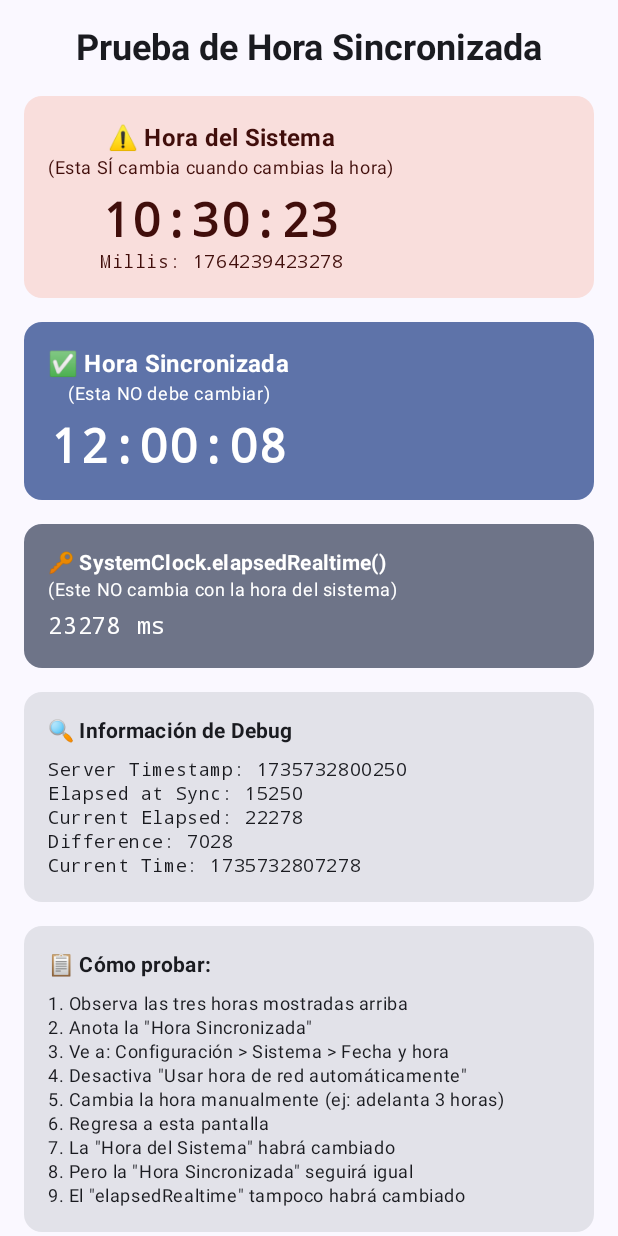
After one commit to AdrianRojas4414/myapplication, an Android app built with Jetpack Compose: the composable TimeTestScreen shown on its own in the app's theme, on a phone screen of 412 x 824 dp. The commit adds this screen. Run offline under Robolectric (Android 15) with nearby library versions, the phone set to English and light mode, and no system bars.

Commit message:
time feature

```diff
--- a/app/src/main/java/com/example/myapplication/MainActivity.kt
+++ b/app/src/main/java/com/example/myapplication/MainActivity.kt
@@ -170,7 +170,8 @@ fun MainApp( navigationViewModel: NavigationViewModel) {
             NavigationDrawer.Profile,
             NavigationDrawer.Dollar,
             NavigationDrawer.Movie,
-            NavigationDrawer.Github
+            NavigationDrawer.Github,
+            NavigationDrawer.TimeTest
         )
         val drawerState =
             rememberDrawerState(initialValue =
--- a/app/src/main/java/com/example/myapplication/features/dollar/presentation/DollarScreen.kt
+++ b/app/src/main/java/com/example/myapplication/features/dollar/presentation/DollarScreen.kt
@@ -26,6 +26,7 @@ import androidx.compose.ui.Alignment
 import androidx.compose.ui.Modifier
 import androidx.compose.ui.unit.dp
 import androidx.navigation.NavController
+import com.example.myapplication.features.time.presentation.SyncedTimeDisplay
 import com.example.myapplication.navigation.Screen
 import org.koin.androidx.compose.koinViewModel
 import java.text.SimpleDateFormat
@@ -43,6 +44,8 @@ fun DollarScreen(navController: NavController,
         horizontalAlignment = Alignment.CenterHorizontally,
         verticalArrangement = Arrangement.Center,
     ) {
+        // Mostrar la hora sincronizada en la parte superior
+        SyncedTimeDisplay(modifier = Modifier.padding(16.dp))
         Text("CAMBIOS DEL DOLAR", style = MaterialTheme.typography.headlineMedium)
         when (val stateValue = state.value) {
             is DollarViewModel.DollarUIState.Error -> Text(stateValue.message)
--- /dev/null
+++ b/app/src/main/java/com/example/myapplication/features/time/data/datasource/TimeLocalDataSource.kt
@@ -0,0 +1,43 @@
+package com.example.myapplication.features.time.data.datasource
+
+import android.content.Context
+import androidx.datastore.preferences.core.edit
+import androidx.datastore.preferences.core.longPreferencesKey
+import androidx.datastore.preferences.preferencesDataStore
+import com.example.myapplication.features.time.domain.model.SyncedTime
+import kotlinx.coroutines.flow.first
+
+val Context.timeDataStore by preferencesDataStore(name = "synced_time_preferences")
+
+class TimeLocalDataSource(private val context: Context) {
+    companion object {
+        private val SERVER_TIMESTAMP = longPreferencesKey("server_timestamp")
+        private val ELAPSED_REALTIME_AT_SYNC = longPreferencesKey("elapsed_realtime_at_sync")
+    }
+
+    suspend fun saveSyncedTime(syncedTime: SyncedTime) {
+        context.timeDataStore.edit { preferences ->
+            preferences[SERVER_TIMESTAMP] = syncedTime.serverTimestamp
+            preferences[ELAPSED_REALTIME_AT_SYNC] = syncedTime.elapsedRealtimeAtSync
+        }
+    }
+
+    suspend fun getSyncedTime(): SyncedTime? {
+        val preferences = context.timeDataStore.data.first()
+
+        val serverTimestamp = preferences[SERVER_TIMESTAMP]
+        val elapsedRealtimeAtSync = preferences[ELAPSED_REALTIME_AT_SYNC]
+
+        return if (serverTimestamp != null && elapsedRealtimeAtSync != null) {
+            SyncedTime(serverTimestamp, elapsedRealtimeAtSync)
+        } else {
+            null
+        }
+    }
+
+    suspend fun clearSyncedTime() {
+        context.timeDataStore.edit { preferences ->
+            preferences.clear()
+        }
+    }
+}
--- /dev/null
+++ b/app/src/main/java/com/example/myapplication/features/time/domain/TimeManager.kt
@@ -0,0 +1,58 @@
+package com.example.myapplication.features.time.domain
+
+import android.os.SystemClock
+import android.util.Log
+import com.example.myapplication.features.time.domain.model.SyncedTime
+import kotlinx.coroutines.flow.MutableStateFlow
+import kotlinx.coroutines.flow.StateFlow
+import kotlinx.coroutines.flow.asStateFlow
+
+/**
+ * Singleton que mantiene la hora sincronizada en memoria
+ * Esto asegura que solo se sincronice una vez por sesión
+ */
+object TimeManager {
+    private var syncedTime: SyncedTime? = null
+    private val _isInitialized = MutableStateFlow(false)
+    val isInitialized: StateFlow<Boolean> = _isInitialized.asStateFlow()
+
+    fun setSyncedTime(time: SyncedTime) {
+        Log.d("TimeManager", "Configurando hora sincronizada: $time")
+        syncedTime = time
+        _isInitialized.value = true
+    }
+
+    fun getCurrentTime(): Long? {
+        val time = syncedTime?.getCurrentSyncedTime()
+        if (time == null) {
+            Log.e("TimeManager", "getCurrentTime() llamado pero syncedTime es null")
+        }
+        return time
+    }
+
+    fun hasSyncedTime(): Boolean {
+        return syncedTime != null
+    }
+
+    fun clear() {
+        Log.d("TimeManager", "Limpiando hora sincronizada")
+        syncedTime = null
+        _isInitialized.value = false
+    }
+
+    // Para debugging
+    fun getDebugInfo(): String {
+        return if (syncedTime != null) {
+            val time = syncedTime!!
+            """
+            Server Timestamp: ${time.serverTimestamp}
+            Elapsed at Sync: ${time.elapsedRealtimeAtSync}
+            Current Elapsed: ${SystemClock.elapsedRealtime()}
+            Difference: ${SystemClock.elapsedRealtime() - time.elapsedRealtimeAtSync}
+            Current Time: ${getCurrentTime()}
+            """.trimIndent()
+        } else {
+            "No synced time available"
+        }
+    }
+}
--- /dev/null
+++ b/app/src/main/java/com/example/myapplication/features/time/domain/model/SyncedTime.kt
@@ -0,0 +1,29 @@
+package com.example.myapplication.features.time.domain.model
+
+import android.os.SystemClock
+import android.util.Log
+
+data class SyncedTime(
+    val serverTimestamp: Long,           // Hora del servidor en milisegundos
+    val elapsedRealtimeAtSync: Long      // SystemClock.elapsedRealtime() cuando se sincronizó
+) {
+    /**
+     * Calcula la hora actual basándose SOLO en el tiempo transcurrido desde el boot
+     * NO usa System.currentTimeMillis() en ningún momento
+     */
+    fun getCurrentSyncedTime(): Long {
+        val currentElapsedRealtime = SystemClock.elapsedRealtime()
+        val millisSinceSync = currentElapsedRealtime - elapsedRealtimeAtSync
+        val result = serverTimestamp + millisSinceSync
+
+        Log.d("SyncedTime", "=================================")
+        Log.d("SyncedTime", "Server timestamp guardado: $serverTimestamp")
+        Log.d("SyncedTime", "ElapsedRealtime guardado: $elapsedRealtimeAtSync")
+        Log.d("SyncedTime", "ElapsedRealtime actual: $currentElapsedRealtime")
+        Log.d("SyncedTime", "Millis transcurridos: $millisSinceSync")
+        Log.d("SyncedTime", "Resultado: $result")
+        Log.d("SyncedTime", "=================================")
+
+        return result
+    }
+}
--- /dev/null
+++ b/app/src/main/java/com/example/myapplication/features/time/domain/repository/ITimeRepository.kt
@@ -0,0 +1,9 @@
+package com.example.myapplication.features.time.domain.repository
+
+import com.example.myapplication.features.time.domain.model.SyncedTime
+
+interface ITimeRepository {
+    suspend fun syncTime(): Result<SyncedTime>
+    suspend fun getSyncedTime(): SyncedTime?
+    suspend fun clearSyncedTime()
+}
--- /dev/null
+++ b/app/src/main/java/com/example/myapplication/features/time/domain/usecases/GetSyncedTimeUseCase.kt
@@ -0,0 +1,20 @@
+package com.example.myapplication.features.time.domain.usecases
+
+import com.example.myapplication.features.time.domain.model.SyncedTime
+import com.example.myapplication.features.time.domain.repository.ITimeRepository
+
+class GetSyncedTimeUseCase(private val repository: ITimeRepository) {
+
+    suspend fun invoke(): Result<SyncedTime> {
+        // Primero intentar obtener hora guardada
+        val savedTime = repository.getSyncedTime()
+
+        return if (savedTime != null) {
+            // Si existe, usar esa hora
+            Result.success(savedTime)
+        } else {
+            // Si no existe, sincronizar con el servidor
+            repository.syncTime()
+        }
+    }
+}
--- /dev/null
+++ b/app/src/main/java/com/example/myapplication/features/time/presentation/TimeTestScreen.kt
@@ -0,0 +1,224 @@
+package com.example.myapplication.features.time.presentation
+
+import android.os.SystemClock
+import androidx.compose.foundation.layout.*
+import androidx.compose.foundation.rememberScrollState
+import androidx.compose.foundation.verticalScroll
+import androidx.compose.material3.*
+import androidx.compose.runtime.*
+import androidx.compose.ui.Alignment
+import androidx.compose.ui.Modifier
+import androidx.compose.ui.text.font.FontFamily
+import androidx.compose.ui.text.font.FontWeight
+import androidx.compose.ui.unit.dp
+import androidx.compose.ui.unit.sp
+import kotlinx.coroutines.delay
+import org.koin.androidx.compose.koinViewModel
+import java.text.SimpleDateFormat
+import java.util.*
+
+@Composable
+fun TimeTestScreen(
+    modifier: Modifier = Modifier,
+    viewModel: TimeViewModel = koinViewModel()
+) {
+    val syncedTime by viewModel.currentTime.collectAsState()
+    val isLoading by viewModel.isLoading.collectAsState()
+    val debugInfo by viewModel.debugInfo.collectAsState()
+
+    // Hora del sistema
+    var systemTime by remember { mutableStateOf(getCurrentSystemTime()) }
+    var systemTimeMillis by remember { mutableStateOf(System.currentTimeMillis()) }
+    var elapsedRealtime by remember { mutableLongStateOf(SystemClock.elapsedRealtime()) }
+
+    // Actualizar cada segundo
+    LaunchedEffect(Unit) {
+        while (true) {
+            systemTime = getCurrentSystemTime()
+            systemTimeMillis = System.currentTimeMillis()
+            elapsedRealtime = SystemClock.elapsedRealtime()
+            delay(1000)
+        }
+    }
+
+    Column(
+        modifier = modifier
+            .fillMaxSize()
+            .verticalScroll(rememberScrollState())
+            .padding(16.dp),
+        horizontalAlignment = Alignment.CenterHorizontally,
+        verticalArrangement = Arrangement.spacedBy(16.dp)
+    ) {
+        Text(
+            text = "Prueba de Hora Sincronizada",
+            style = MaterialTheme.typography.headlineSmall,
+            fontWeight = FontWeight.Bold
+        )
+
+        // Hora del sistema
+        Card(
+            modifier = Modifier.fillMaxWidth(),
+            colors = CardDefaults.cardColors(
+                containerColor = MaterialTheme.colorScheme.errorContainer
+            )
+        ) {
+            Column(
+                modifier = Modifier.padding(16.dp),
+                horizontalAlignment = Alignment.CenterHorizontally
+            ) {
+                Text(
+                    text = "⚠️ Hora del Sistema",
+                    style = MaterialTheme.typography.titleMedium,
+                    fontWeight = FontWeight.Bold,
+                    color = MaterialTheme.colorScheme.onErrorContainer
+                )
+                Text(
+                    text = "(Esta SÍ cambia cuando cambias la hora)",
+                    style = MaterialTheme.typography.bodySmall,
+                    color = MaterialTheme.colorScheme.onErrorContainer
+                )
+                Spacer(modifier = Modifier.height(8.dp))
+                Text(
+                    text = systemTime,
+                    fontSize = 32.sp,
+                    fontWeight = FontWeight.Bold,
+                    color = MaterialTheme.colorScheme.onErrorContainer,
+                    fontFamily = FontFamily.Monospace
+                )
+                Text(
+                    text = "Millis: $systemTimeMillis",
+                    style = MaterialTheme.typography.bodySmall,
+                    color = MaterialTheme.colorScheme.onErrorContainer,
+                    fontFamily = FontFamily.Monospace
+                )
+            }
+        }
+
+        // Hora sincronizada
+        Card(
+            modifier = Modifier.fillMaxWidth(),
+            colors = CardDefaults.cardColors(
+                containerColor = MaterialTheme.colorScheme.primaryContainer
+            )
+        ) {
+            Column(
+                modifier = Modifier.padding(16.dp),
+                horizontalAlignment = Alignment.CenterHorizontally
+            ) {
+                Text(
+                    text = "✅ Hora Sincronizada",
+                    style = MaterialTheme.typography.titleMedium,
+                    fontWeight = FontWeight.Bold,
+                    color = MaterialTheme.colorScheme.onPrimaryContainer
+                )
+                Text(
+                    text = "(Esta NO debe cambiar)",
+                    style = MaterialTheme.typography.bodySmall,
+                    color = MaterialTheme.colorScheme.onPrimaryContainer
+                )
+                Spacer(modifier = Modifier.height(8.dp))
+                if (isLoading) {
+                    CircularProgressIndicator()
+                } else {
+                    Text(
+                        text = syncedTime,
+                        fontSize = 32.sp,
+                        fontWeight = FontWeight.Bold,
+                        color = MaterialTheme.colorScheme.onPrimaryContainer,
+                        fontFamily = FontFamily.Monospace
+                    )
+                }
+            }
+        }
+
+        // SystemClock.elapsedRealtime() - Esta es la clave
+        Card(
+            modifier = Modifier.fillMaxWidth(),
+            colors = CardDefaults.cardColors(
+                containerColor = MaterialTheme.colorScheme.secondaryContainer
+            )
+        ) {
+            Column(
+                modifier = Modifier.padding(16.dp)
+            ) {
+                Text(
+                    text = "🔑 SystemClock.elapsedRealtime()",
+                    style = MaterialTheme.typography.titleSmall,
+                    fontWeight = FontWeight.Bold,
+                    color = MaterialTheme.colorScheme.onSecondaryContainer
+                )
+                Text(
+                    text = "(Este NO cambia con la hora del sistema)",
+                    style = MaterialTheme.typography.bodySmall,
+                    color = MaterialTheme.colorScheme.onSecondaryContainer
+                )
+                Spacer(modifier = Modifier.height(4.dp))
+                Text(
+                    text = "$elapsedRealtime ms",
+                    fontFamily = FontFamily.Monospace,
+                    color = MaterialTheme.colorScheme.onSecondaryContainer
+                )
+            }
+        }
+
+        // Debug info
+        if (debugInfo.isNotEmpty()) {
+            Card(
+                modifier = Modifier.fillMaxWidth()
+            ) {
+                Column(
+                    modifier = Modifier.padding(16.dp)
+                ) {
+                    Text(
+                        text = "🔍 Información de Debug",
+                        style = MaterialTheme.typography.titleSmall,
+                        fontWeight = FontWeight.Bold
+                    )
+                    Spacer(modifier = Modifier.height(8.dp))
+                    Text(
+                        text = debugInfo,
+                        style = MaterialTheme.typography.bodySmall,
+                        fontFamily = FontFamily.Monospace
+                    )
+                }
+            }
+        }
+
+        // Instrucciones
+        Card(
+            modifier = Modifier.fillMaxWidth()
+        ) {
+            Column(
+                modifier = Modifier.padding(16.dp)
+            ) {
+                Text(
+                    text = "📋 Cómo probar:",
+                    fontWeight = FontWeight.Bold,
+                    style = MaterialTheme.typography.titleSmall
+                )
+                Spacer(modifier = Modifier.height(8.dp))
+                Text(
+                    text = """
+                        1. Observa las tres horas mostradas arriba
+                        2. Anota la "Hora Sincronizada"
+                        3. Ve a: Configuración > Sistema > Fecha y hora
+                        4. Desactiva "Usar hora de red automáticamente"
+                        5. Cambia la hora manualmente (ej: adelanta 3 horas)
+                        6. Regresa a esta pantalla
+                        7. La "Hora del Sistema" habrá cambiado
+                        8. Pero la "Hora Sincronizada" seguirá igual
+                        9. El "elapsedRealtime" tampoco habrá cambiado
+                    """.trimIndent(),
+                    style = MaterialTheme.typography.bodySmall
+                )
+            }
+        }
+
+        Spacer(modifier = Modifier.height(32.dp))
+    }
+}
+
+private fun getCurrentSystemTime(): String {
+    val formatter = SimpleDateFormat("HH:mm:ss", Locale.getDefault())
+    return formatter.format(Date(System.currentTimeMillis()))
+}
--- /dev/null
+++ b/app/src/main/java/com/example/myapplication/features/time/presentation/TimeViewModel.kt
@@ -0,0 +1,113 @@
+package com.example.myapplication.features.time.presentation
+
+import android.util.Log
+import androidx.lifecycle.ViewModel
+import androidx.lifecycle.viewModelScope
+import com.example.myapplication.features.time.domain.TimeManager
+import com.example.myapplication.features.time.domain.usecases.GetSyncedTimeUseCase
+import kotlinx.coroutines.delay
+import kotlinx.coroutines.flow.MutableStateFlow
+import kotlinx.coroutines.flow.StateFlow
+import kotlinx.coroutines.flow.asStateFlow
+import kotlinx.coroutines.isActive
+import kotlinx.coroutines.launch
+import java.text.SimpleDateFormat
+import java.util.Date
+import java.util.Locale
+
+class TimeViewModel(
+    private val getSyncedTimeUseCase: GetSyncedTimeUseCase
+) : ViewModel() {
+
+    private val _currentTime = MutableStateFlow("")
+    val currentTime: StateFlow<String> = _currentTime.asStateFlow()
+
+    private val _isLoading = MutableStateFlow(true)
+    val isLoading: StateFlow<Boolean> = _isLoading.asStateFlow()
+
+    private val _debugInfo = MutableStateFlow("")
+    val debugInfo: StateFlow<String> = _debugInfo.asStateFlow()
+
+    init {
+        Log.d("TimeViewModel", "Inicializando TimeViewModel")
+        initializeTime()
+    }
+
+    private fun initializeTime() {
+        viewModelScope.launch {
+            _isLoading.value = true
+
+            try {
+                val result = getSyncedTimeUseCase.invoke()
+
+                result.fold(
+                    onSuccess = { time ->
+                        Log.d("TimeViewModel", "Hora sincronizada exitosamente: $time")
+                        startTimeTicker()
+                    },
+                    onFailure = { error ->
+                        Log.e("TimeViewModel", "Error al sincronizar hora", error)
+                        _currentTime.value = "Error: ${error.message}"
+                    }
+                )
+            } catch (e: Exception) {
+                Log.e("TimeViewModel", "Excepción en initializeTime", e)
+                _currentTime.value = "Error: ${e.message}"
+            } finally {
+                _isLoading.value = false
+            }
+        }
+    }
+
+    private fun startTimeTicker() {
+        Log.d("TimeViewModel", "Iniciando ticker de tiempo")
+        viewModelScope.launch {
+            var tickCount = 0
+            while (isActive) {
+                try {
+                    // Obtener hora del TimeManager
+                    val currentTimeMillis = TimeManager.getCurrentTime()
+
+                    if (currentTimeMillis != null) {
+                        _currentTime.value = formatTime(currentTimeMillis)
+
+                        // Log cada 10 segundos para debugging
+                        if (tickCount % 10 == 0) {
+                            Log.d("TimeViewModel", "Tick $tickCount - Hora: ${_currentTime.value}")
+                            _debugInfo.value = TimeManager.getDebugInfo()
+                        }
+                        tickCount++
+                    } else {
+                        Log.e("TimeViewModel", "TimeManager.getCurrentTime() retornó null")
+                        _currentTime.value = "Error: No time available"
+                    }
+
+                    delay(1000) // Actualizar cada segundo
+                } catch (e: Exception) {
+                    Log.e("TimeViewModel", "Error en ticker", e)
+                    _currentTime.value = "Error: ${e.message}"
+                    delay(1000)
+                }
+            }
+        }
+    }
+
+    private fun formatTime(timeMillis: Long): String {
+        val formatter = SimpleDateFormat("HH:mm:ss", Locale.getDefault())
+        return formatter.format(Date(timeMillis))
+    }
+
+    fun formatTimeWithDate(timeMillis: Long): String {
+        val formatter = SimpleDateFormat("dd/MM/yyyy HH:mm:ss", Locale.getDefault())
+        return formatter.format(Date(timeMillis))
+    }
+
+    fun getDebugInfo(): String {
+        return TimeManager.getDebugInfo()
+    }
+
+    override fun onCleared() {
+        super.onCleared()
+        Log.d("TimeViewModel", "TimeViewModel cleared")
+    }
+}
--- a/app/src/main/java/com/example/myapplication/navigation/AppNavigation.kt
+++ b/app/src/main/java/com/example/myapplication/navigation/AppNavigation.kt
@@ -23,6 +23,7 @@ import androidx.navigation.compose.NavHost
 import androidx.navigation.navArgument
 import com.example.myapplication.features.movies.domain.model.MovieModel
 import com.example.myapplication.features.movies.presentation.MovieDetailScreen
+import com.example.myapplication.features.time.presentation.TimeTestScreen
 import kotlinx.serialization.json.Json
 import java.net.URLDecoder
 import java.net.URLEncoder
@@ -131,5 +132,9 @@ fun AppNavigation(navigationViewModel: NavigationViewModel ,
                 shouldStopBrowsing = { true }
             )
         }
+
+        composable(Screen.TimeTest.route) {
+            TimeTestScreen(modifier = Modifier.padding())
+        }
     }
 }
--- a/app/src/main/java/com/example/myapplication/navigation/NavigationDrawer.kt
+++ b/app/src/main/java/com/example/myapplication/navigation/NavigationDrawer.kt
@@ -37,4 +37,10 @@ sealed class NavigationDrawer(
         Icons.Filled.DateRange,
         Icons.Outlined.DateRange,
         Screen.MoviesScreen.route)
+
+    data object TimeTest : NavigationDrawer(  // NUEVO
+        "Time Test",
+        Icons.Filled.DateRange,
+        Icons.Outlined.DateRange,
+        Screen.TimeTest.route)
 }
--- a/app/src/main/java/com/example/myapplication/navigation/Screen.kt
+++ b/app/src/main/java/com/example/myapplication/navigation/Screen.kt
@@ -8,4 +8,5 @@ sealed class Screen(val route: String) {
     object Profile: Screen("profile")
     object MovieDetail: Screen("movieDetail")
     object Atulado: Screen("atulado")
+    object TimeTest: Screen("timeTest")
 }
```
Also changed, not shown: app/src/main/AndroidManifest.xml (+10 -0 lines), app/src/main/java/com/example/myapplication/di/modules.kt (+13 -0 lines), app/src/main/java/com/example/myapplication/features/time/BootReceiver.kt (added, +34 -0 lines), app/src/main/java/com/example/myapplication/features/time/data/datasource/TimeRemoteDataSource.kt (added, +48 -0 lines), app/src/main/java/com/example/myapplication/features/time/data/repository/TimeRepository.kt (added, +66 -0 lines), app/src/main/java/com/example/myapplication/features/time/presentation/SyncedTimeDisplay.kt (added, +48 -0 lines).
